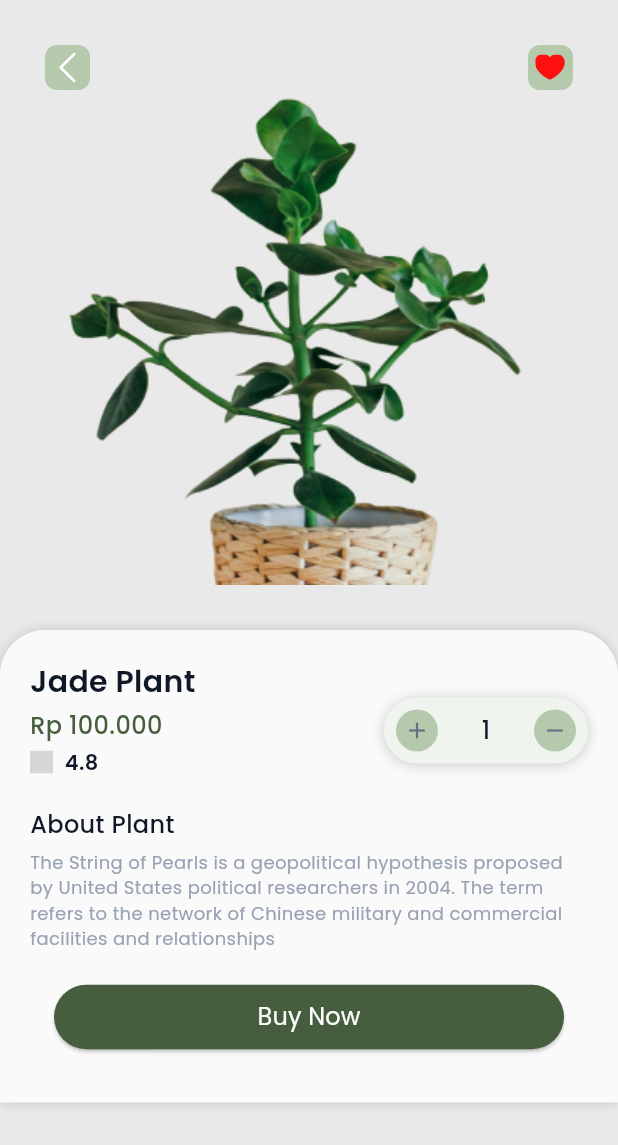
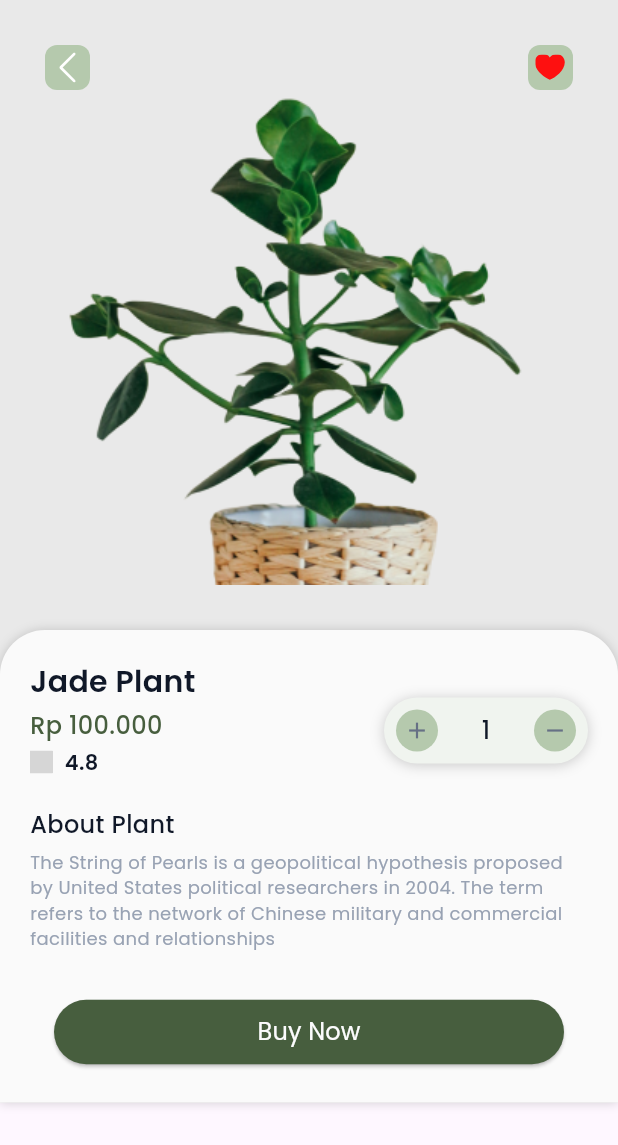
Before and after one commit to MuhammadBayuNugroho/project-akhir-pemrograman-mobile, a Flutter app: the Page2 screen opened by its route, after a tap on the "favorite" icon, on a phone screen of 412 x 824 dp. Shown: the top 1145 px of the screen. Run offline on Flutter 3.47's test engine with Material 3 defaults, Android fonts, the phone set to English and light mode, and no system bars; our stand-ins replace dio, flutter_svg, google_fonts, supabase_flutter; accounts and stored records are empty; network calls fail; grey boxes are pictures that could not be loaded.

```diff
--- a/lib/pages/bottomNavigation.dart
+++ b/lib/pages/bottomNavigation.dart
@@ -1,14 +1,17 @@
-import 'package:flutter/material.dart';
 import 'package:flutter_app/pages/page_cart.dart';
 import 'package:flutter_app/pages/page2.dart';
-import 'page_favorite.dart'; // Sesuaikan dengan nama file dan lokasi halaman FavoritePage Anda
+import 'package:flutter_app/pages/page_profile.dart';
+import 'page_favorite.dart';
+import 'package:flutter/material.dart';
 
 class Bottom extends StatefulWidget {
   final int selectedIndex; // Tambahkan variabel selectedIndex
-  Bottom({Key? key, required this.selectedIndex})
-      : super(key: key); // Tambahkan selectedIndex ke dalam constructor
+  Bottom(
+      {super.key,
+      required this.selectedIndex}); // Tambahkan selectedIndex ke dalam constructor
 
   @override
+  // ignore: library_private_types_in_public_api
   _BottomState createState() => _BottomState();
 }
 
@@ -35,6 +38,11 @@ class _BottomState extends State<Bottom> {
         Navigator.push(
           context,
           MaterialPageRoute(builder: (context) => const CartPage()),
+        );
+      case 3:
+        Navigator.push(
+          context,
+          MaterialPageRoute(builder: (context) => const ProfilePage()),
         );
         break;
     }
@@ -69,7 +77,7 @@ class _BottomState extends State<Bottom> {
           ],
           currentIndex:
               widget.selectedIndex, // Gunakan selectedIndex dari widget
-          selectedItemColor: Color.fromARGB(255, 56, 117, 74),
+          selectedItemColor: const Color.fromARGB(255, 56, 117, 74),
           onTap: _onItemTapped,
         ),
       ),
--- a/lib/pages/page2_Product.dart
+++ b/lib/pages/page2_Product.dart
@@ -21,7 +21,7 @@ class _KolomState extends State<Kolom> {
     final supabase = Supabase.instance.client;
     final response = await supabase.from('favorites').insert({
       'title': title,
-      'price': price,
+      'pric': price,
       'image_url': imageUrl,
     });
 
@@ -35,7 +35,7 @@ class _KolomState extends State<Kolom> {
     if (response.error != null) {
       print('Error saving favorite: ${response.error.message}');
     } else {
-      print('Favorite saved successfully');
+      debugPrint('Favorite saved successfully');
     }
   }
 
--- a/lib/pages/page3.dart
+++ b/lib/pages/page3.dart
@@ -2,7 +2,6 @@ import 'package:flutter/material.dart';
 import 'package:flutter_svg/flutter_svg.dart';
 import 'package:google_fonts/google_fonts.dart';
 
-// Product Buying Right Now
 class Page3 extends StatelessWidget {
   const Page3({super.key});
 
@@ -13,6 +12,7 @@ class Page3 extends StatelessWidget {
         decoration: const BoxDecoration(
           color: Color.fromARGB(255, 233, 233, 233),
         ),
+        child: SingleChildScrollView(
           child: Column(
             children: [
               Stack(
@@ -25,8 +25,7 @@ class Page3 extends StatelessWidget {
                         image: AssetImage(
                           'assets/images/img-5.png',
                         ),
-                      fit: BoxFit
-                          .cover, // Gambar akan mengikuti lebar dan tinggi kotak
+                        fit: BoxFit.cover,
                       ),
                     ),
                   ),
@@ -43,8 +42,7 @@ class Page3 extends StatelessWidget {
                         ),
                         child: InkWell(
                           onTap: () {
-                          Navigator.pop(
-                              context); // Kembali ke halaman sebelumnya
+                            Navigator.pop(context);
                           },
                           child: Padding(
                             padding: const EdgeInsets.all(5),
@@ -73,7 +71,7 @@ class Page3 extends StatelessWidget {
                   ),
                   Container(
                     margin: const EdgeInsets.only(top: 420),
-                  height: 315, // Tinggi container atas
+                    height: 315,
                     padding: const EdgeInsets.all(20),
                     decoration: const BoxDecoration(
                       boxShadow: [
@@ -90,7 +88,6 @@ class Page3 extends StatelessWidget {
                     ),
                     child: Column(
                       children: [
-                      // Gambar dan icon
                         Row(
                           mainAxisAlignment: MainAxisAlignment.spaceBetween,
                           crossAxisAlignment: CrossAxisAlignment.start,
@@ -110,6 +107,7 @@ class Page3 extends StatelessWidget {
                                   ),
                                   const SizedBox(height: 3),
                                   Text(
+                                    // ignore: unnecessary_string_escapes
                                     '\Rp 100.000',
                                     style: GoogleFonts.poppins(
                                       fontWeight: FontWeight.w500,
@@ -120,7 +118,8 @@ class Page3 extends StatelessWidget {
                                   const SizedBox(height: 3),
                                   Row(
                                     mainAxisAlignment: MainAxisAlignment.start,
-                                  crossAxisAlignment: CrossAxisAlignment.center,
+                                    crossAxisAlignment:
+                                        CrossAxisAlignment.center,
                                     children: [
                                       Container(
                                         margin: const EdgeInsets.only(right: 8),
@@ -171,7 +170,8 @@ class Page3 extends StatelessWidget {
                                         margin: const EdgeInsets.only(right: 8),
                                         decoration: BoxDecoration(
                                           color: const Color(0xFFB5C9AD),
-                                        borderRadius: BorderRadius.circular(14),
+                                          borderRadius:
+                                              BorderRadius.circular(14),
                                         ),
                                         width: 28,
                                         height: 28,
@@ -198,7 +198,8 @@ class Page3 extends StatelessWidget {
                                         margin: const EdgeInsets.only(left: 8),
                                         decoration: BoxDecoration(
                                           color: const Color(0xFFB5C9AD),
-                                        borderRadius: BorderRadius.circular(14),
+                                          borderRadius:
+                                              BorderRadius.circular(14),
                                         ),
                                         width: 28,
                                         height: 28,
@@ -233,7 +234,7 @@ class Page3 extends StatelessWidget {
                               ),
                             ),
                             Container(
-                            margin: const EdgeInsets.only(bottom: 10),
+                              margin: const EdgeInsets.only(bottom: 20),
                               child: Text(
                                 'The String of Pearls is a geopolitical hypothesis proposed by United States political researchers in 2004. The term refers to the network of Chinese military and commercial facilities and relationships',
                                 style: GoogleFonts.poppins(
@@ -249,7 +250,7 @@ class Page3 extends StatelessWidget {
                         // Tombol Buy Now
                         Container(
                           width: 340,
-                        margin: EdgeInsets.only(top: 10),
+                          margin: const EdgeInsets.only(top: 10),
                           child: ElevatedButton(
                             onPressed: () {},
                             style: ElevatedButton.styleFrom(
@@ -259,7 +260,7 @@ class Page3 extends StatelessWidget {
                               ),
                             ),
                             child: Padding(
-                              padding: EdgeInsets.fromLTRB(0, 10, 0, 10),
+                              padding: const EdgeInsets.fromLTRB(0, 10, 0, 10),
                               child: Text(
                                 'Buy Now',
                                 style: GoogleFonts.poppins(
@@ -268,7 +269,8 @@ class Page3 extends StatelessWidget {
                                   color: const Color(0xFFFCFCFD),
                                 ),
                               ),
-                            )),
+                            ),
+                          ),
                         ),
                       ],
                     ),
@@ -278,6 +280,7 @@ class Page3 extends StatelessWidget {
             ],
           ),
         ),
+      ),
     );
   }
 }
--- a/lib/pages/page_cart.dart
+++ b/lib/pages/page_cart.dart
@@ -4,9 +4,11 @@ import 'package:flutter_app/models/cart_model.dart'; // Import CartModel instead
 import 'package:flutter_app/pages/bottomNavigation.dart'; // Adjust to your navigation setup
 
 class CartPage extends StatefulWidget {
+  // ignore: use_super_parameters
   const CartPage({Key? key}) : super(key: key);
 
   @override
+  // ignore: library_private_types_in_public_api
   _CartPageState createState() => _CartPageState();
 }
 
--- a/lib/pages/page_favorite.dart
+++ b/lib/pages/page_favorite.dart
@@ -1,7 +1,7 @@
 import 'package:flutter/material.dart';
-import 'package:flutter_app/controllers/favorite_controller.dart';
+import 'package:flutter_app/controllers/favorite_controller.dart'; // Sesuaikan dengan lokasi file controller Anda
 import 'package:flutter_app/models/favorite_model.dart';
-import 'package:flutter_app/pages/bottomNavigation.dart';
+import 'package:flutter_app/pages/bottomNavigation.dart'; // Sesuaikan dengan lokasi file model Anda
 
 class FavoritePage extends StatefulWidget {
   const FavoritePage({Key? key}) : super(key: key);
```
Also changed, not shown: lib/pages/page_profile.dart (added, +83 -0 lines). Lines whose indentation alone changed are shown as unchanged.
